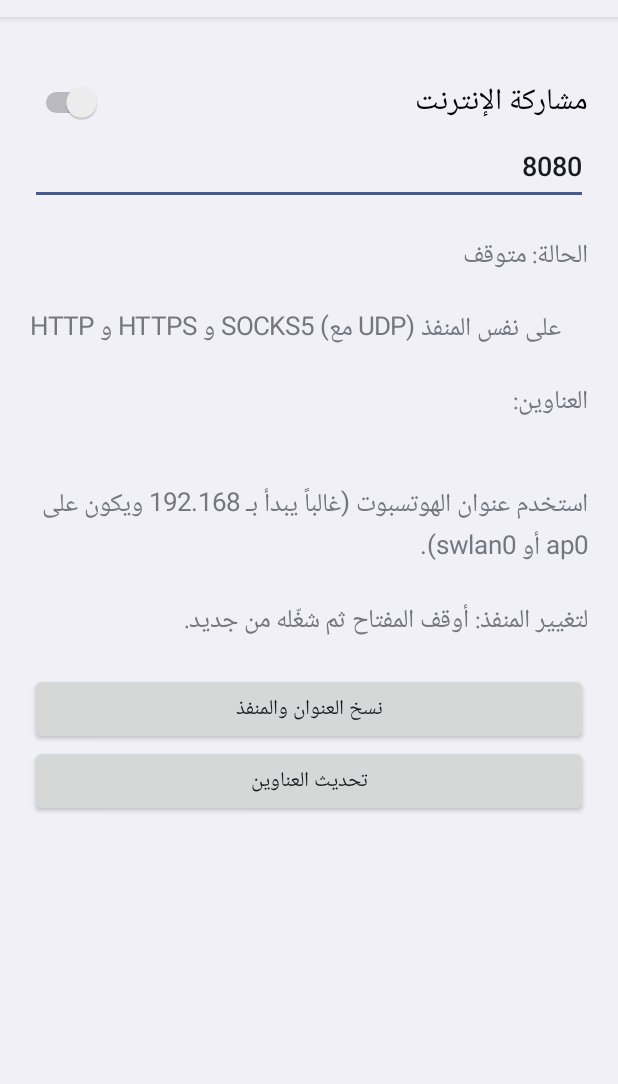
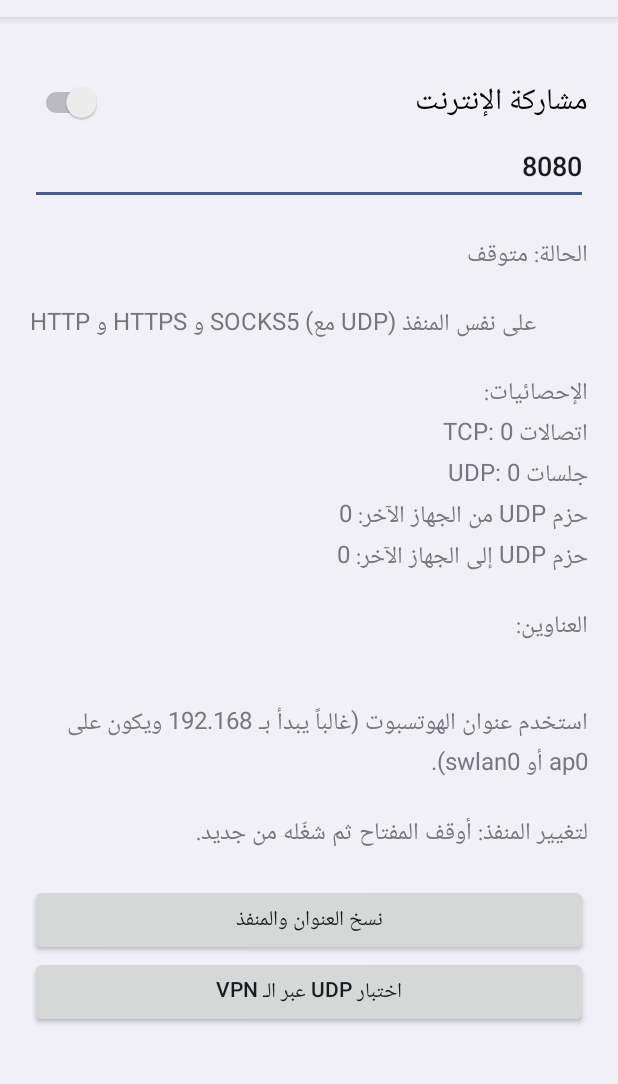
Before and after one commit to uiut4964-glitch/VpnShare, an Android app: the screen it shows after launch (MainActivity), on a phone screen of 412 x 824 dp, the part 67-1151 px from its top. Run offline under Robolectric (Android 15) with nearby library versions, the phone set to English and light mode, and no system bars.

Commit message:
Add files via upload

```diff
--- a/app/src/main/java/com/example/vpnshare/MainActivity.kt
+++ b/app/src/main/java/com/example/vpnshare/MainActivity.kt
@@ -12,15 +12,26 @@ import android.view.View
 import android.widget.Button
 import android.widget.EditText
 import android.widget.LinearLayout
+import android.widget.ScrollView
 import android.widget.Switch
 import android.widget.TextView
 import android.widget.Toast
+import java.net.DatagramPacket
+import java.net.DatagramSocket
 import java.net.Inet4Address
+import java.net.InetAddress
 import java.net.NetworkInterface
 
 class MainActivity : Activity() {
     private lateinit var info: TextView
     private lateinit var portBox: EditText
+
+    private val tick = object : Runnable {
+        override fun run() {
+            refresh(ProxyService.running)
+            info.postDelayed(this, 2000)
+        }
+    }
 
     override fun onCreate(savedInstanceState: Bundle?) {
         super.onCreate(savedInstanceState)
@@ -44,12 +55,8 @@ class MainActivity : Activity() {
         sw.isChecked = ProxyService.running
 
         info = TextView(this)
-        info.textSize = 17f
+        info.textSize = 16f
         info.setPadding(0, p, 0, p)
-
-        val refreshBtn = Button(this)
-        refreshBtn.text = "تحديث العناوين"
-        refreshBtn.setOnClickListener { refresh(sw.isChecked) }
 
         val copyBtn = Button(this)
         copyBtn.text = "نسخ العنوان والمنفذ"
@@ -58,6 +65,16 @@ class MainActivity : Activity() {
             val cm = getSystemService(ClipboardManager::class.java)
             cm.setPrimaryClip(ClipData.newPlainText("proxy", t))
             Toast.makeText(this, "تم النسخ: $t", Toast.LENGTH_SHORT).show()
+        }
+
+        val testBtn = Button(this)
+        testBtn.text = "اختبار UDP عبر الـ VPN"
+        testBtn.setOnClickListener {
+            Toast.makeText(this, "جارٍ الاختبار...", Toast.LENGTH_SHORT).show()
+            Thread {
+                val res = udpTest()
+                runOnUiThread { Toast.makeText(this, res, Toast.LENGTH_LONG).show() }
+            }.start()
         }
 
         sw.setOnCheckedChangeListener { _, on ->
@@ -80,9 +97,36 @@ class MainActivity : Activity() {
         root.addView(portBox)
         root.addView(info)
         root.addView(copyBtn)
-        root.addView(refreshBtn)
-        setContentView(root)
+        root.addView(testBtn)
+        val sv = ScrollView(this)
+        sv.addView(root)
+        setContentView(sv)
         refresh(sw.isChecked)
+    }
+
+    override fun onResume() {
+        super.onResume()
+        info.post(tick)
+    }
+
+    override fun onPause() {
+        super.onPause()
+        info.removeCallbacks(tick)
+    }
+
+    private fun udpTest(): String = try {
+        val q = byteArrayOf(0x12, 0x34, 1, 0, 0, 1, 0, 0, 0, 0, 0, 0, 7) +
+            "example".toByteArray() + byteArrayOf(3) + "com".toByteArray() +
+            byteArrayOf(0, 0, 1, 0, 1)
+        val s = DatagramSocket()
+        s.soTimeout = 4000
+        val t0 = System.currentTimeMillis()
+        s.send(DatagramPacket(q, q.size, InetAddress.getByName("1.1.1.1"), 53))
+        s.receive(DatagramPacket(ByteArray(512), 512))
+        s.close()
+        "UDP يعمل ✅ (${System.currentTimeMillis() - t0} ms)"
+    } catch (e: Exception) {
+        "UDP لا يعمل عبر الاتصال الحالي ❌"
     }
 
     private fun addrs(): List<Pair<String, String>> = try {
@@ -105,6 +149,11 @@ class MainActivity : Activity() {
         val ips = addrs().joinToString("\n") { "${it.first}: ${it.second}" }
         info.text = (if (on) "الحالة: يعمل ✅" else "الحالة: متوقف") +
             "\n\nHTTP و HTTPS و SOCKS5 (مع UDP) على نفس المنفذ" +
+            "\n\nالإحصائيات:" +
+            "\nاتصالات TCP: ${ProxyService.tcpCount.get()}" +
+            "\nجلسات UDP: ${ProxyService.udpAssoc.get()}" +
+            "\nحزم UDP من الجهاز الآخر: ${ProxyService.udpOut.get()}" +
+            "\nحزم UDP إلى الجهاز الآخر: ${ProxyService.udpIn.get()}" +
             "\n\nالعناوين:\n$ips" +
             "\n\nاستخدم عنوان الهوتسبوت (غالباً يبدأ بـ 192.168 ويكون على ap0 أو swlan0)." +
             "\n\nلتغيير المنفذ: أوقف المفتاح ثم شغّله من جديد."
--- a/app/src/main/java/com/example/vpnshare/ProxyService.kt
+++ b/app/src/main/java/com/example/vpnshare/ProxyService.kt
@@ -27,6 +27,10 @@ import java.util.concurrent.Executors
 class ProxyService : Service() {
     companion object {
         @Volatile var running = false
+        val tcpCount = java.util.concurrent.atomic.AtomicLong()
+        val udpAssoc = java.util.concurrent.atomic.AtomicLong()
+        val udpOut = java.util.concurrent.atomic.AtomicLong()
+        val udpIn = java.util.concurrent.atomic.AtomicLong()
         fun savedPort(c: Context): Int = c.getSharedPreferences("s", 0).getInt("port", 8080)
     }
 
@@ -133,7 +137,7 @@ class ProxyService : Service() {
                 r.getOutputStream().flush()
             }
             c.soTimeout = 0
-            pool.execute { pipe(r, c, customOut = cout) }
+            tcpCount.incrementAndGet(); pool.execute { pipe(r, c, customOut = cout) }
             pipe(c, r, customIn = cin)
         } catch (_: Exception) {
             try { c.close() } catch (_: Exception) {}
@@ -186,7 +190,7 @@ class ProxyService : Service() {
                     out.write(byteArrayOf(5, 0, 0, 1, 0, 0, 0, 0, 0, 0))
                     out.flush()
                     c.soTimeout = 0
-                    pool.execute { pipe(r, c, customOut = out) }
+                    tcpCount.incrementAndGet(); pool.execute { pipe(r, c, customOut = out) }
                     pipe(c, r, customIn = pin)
                 }
                 3 -> udp(c, pin, out)
@@ -205,7 +209,7 @@ class ProxyService : Service() {
 
     // SOCKS5 UDP ASSOCIATE
     private fun udp(c: Socket, pin: InputStream, out: OutputStream) {
-        val u = DatagramSocket(0)
+        val u = DatagramSocket(0); udpAssoc.incrementAndGet()
         try {
             val la = c.localAddress.address
             val ip = if (la.size == 4) la else ByteArray(4)
@@ -250,7 +254,7 @@ class ProxyService : Service() {
                                     }
                                     if (dst != null && d.size >= o + 2) {
                                         val dp = ((d[o].toInt() and 255) shl 8) or (d[o + 1].toInt() and 255)
-                                        u.send(DatagramPacket(d, o + 2, d.size - o - 2, dst, dp))
+                                        u.send(DatagramPacket(d, o + 2, d.size - o - 2, dst, dp)); udpOut.incrementAndGet()
                                     }
                                 }
                             } else if (cport != 0) {
@@ -258,7 +262,7 @@ class ProxyService : Service() {
                                 val hdr = byteArrayOf(0, 0, 0, if (ra.size == 4) 1 else 4) + ra +
                                     byteArrayOf((p.port shr 8).toByte(), p.port.toByte())
                                 val resp = hdr + buf.copyOf(p.length)
-                                u.send(DatagramPacket(resp, resp.size, client, cport))
+                                u.send(DatagramPacket(resp, resp.size, client, cport)); udpIn.incrementAndGet()
                             }
                         } catch (_: Exception) {
                         }
```
